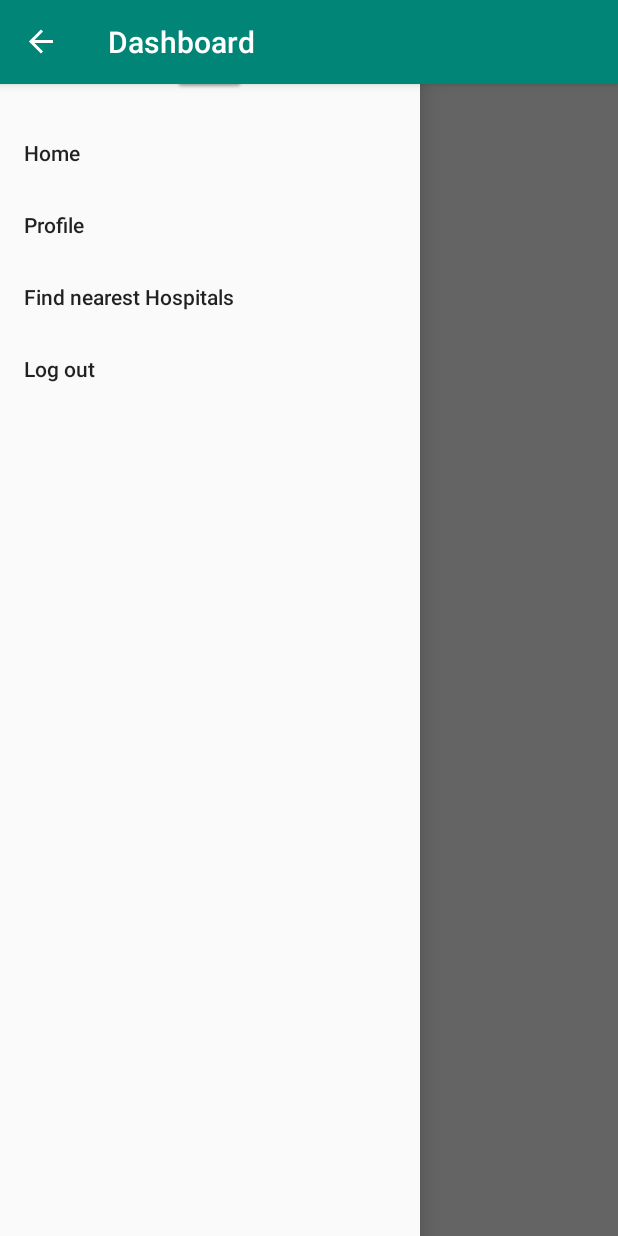
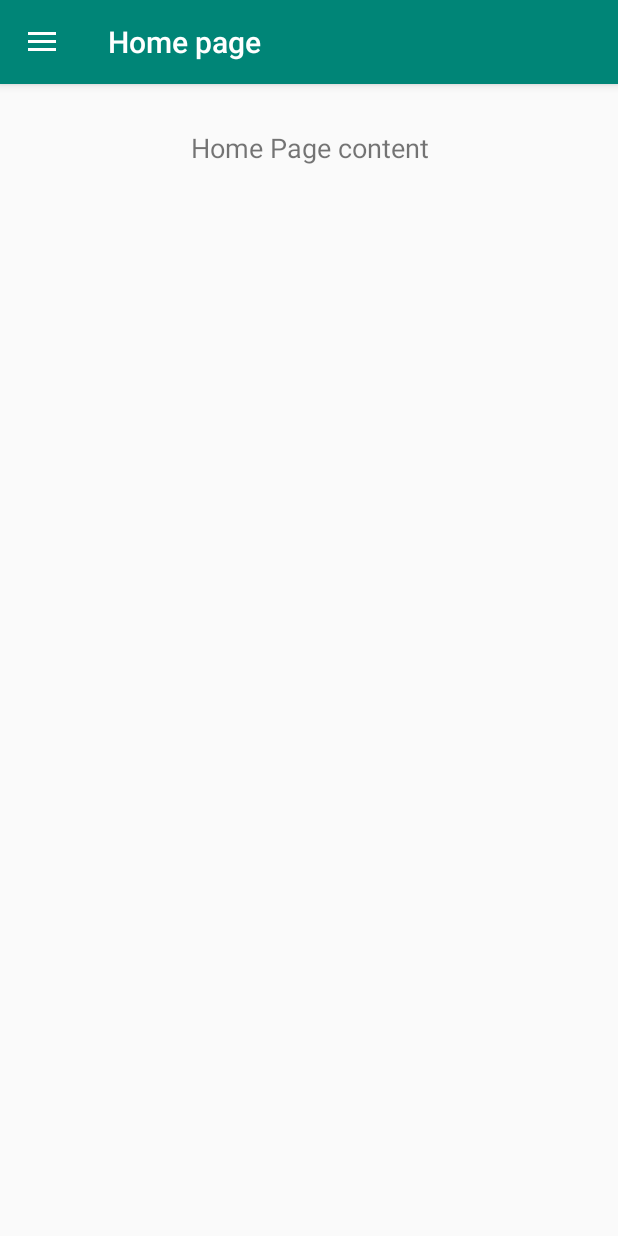
Before and after one commit to dudayakumar/Android-Academic-Course-Work, an Android app: the DashboardActivity screen opened directly, with no data from a screen before it, after a tap on "Home", on a phone screen of 412 x 824 dp. Run offline under Robolectric (Android 15) with nearby library versions, the phone set to English and light mode, and no system bars; 1 other tap on this screen came first.

Commit message:
BloodBank3 App v1.3

```diff
--- a/BloodBank3/app/src/main/java/com/example/bloodbank3/activities/DashboardActivity.java
+++ b/BloodBank3/app/src/main/java/com/example/bloodbank3/activities/DashboardActivity.java
@@ -1,15 +1,22 @@
 package com.example.bloodbank3.activities;
 
+import android.content.Intent;
 import android.os.Bundle;
 import android.support.annotation.NonNull;
 import android.support.design.widget.NavigationView;
+import android.support.v4.app.FragmentManager;
+import android.support.v4.view.GravityCompat;
 import android.support.v4.widget.DrawerLayout;
 import android.support.v7.app.ActionBarDrawerToggle;
 import android.support.v7.app.AppCompatActivity;
+import android.support.v4.app.Fragment;
+import android.support.v7.widget.Toolbar;
 import android.util.Log;
 import android.view.MenuItem;
 
 import com.example.bloodbank3.R;
+import com.example.bloodbank3.fragments.AboutUs;
+import com.example.bloodbank3.fragments.Home;
 
 public class DashboardActivity extends AppCompatActivity {
 
@@ -34,22 +41,55 @@ public class DashboardActivity extends AppCompatActivity {
         nv.setNavigationItemSelectedListener(new NavigationView.OnNavigationItemSelectedListener() {
             @Override
             public boolean onNavigationItemSelected(@NonNull MenuItem menuItem) {
+                //Uncheck previously selected menu item
+                for(int i = 0; i < nv.getMenu().size(); i++){
+                    nv.getMenu().getItem(i).setChecked(false);
+                }
+
+                //Check selected menu item
+                menuItem.setChecked(true);
+
                 int id = menuItem.getItemId();
                 switch (id)
                 {
                     case R.id.home:
                         Log.d("DashBoardActivity","*****Navigating to home page");
+                        getSupportFragmentManager().beginTransaction().replace(R.id.flContent, new Home()).commit();
+                        break;
                     case R.id.userprofile:
-                        Log.d("DashBoardActivity","*****Navigating to user profile");
+                        Log.d("DashBoardActivity","*****Navigating to user profile");                        getSupportFragmentManager().beginTransaction().replace(R.id.flContent, new AboutUs()).commit();
+                        startActivity(new Intent(getApplicationContext(), ProfileActivity.class));
+                        break;
+                    case R.id.bookAppt:
+                        Log.d("DashBoardActivity","*****Navigating to book an appointment");
+                        break;
                     case R.id.nearby_hospital:
                         Log.d("DashBoardActivity","*****Navigating to nearby hospital");
+                        break;
+                    case R.id.aboutUs:
+                        Log.d("DashBoardActivity","*****Navigating to about us");
+                        getSupportFragmentManager().beginTransaction().replace(R.id.flContent, new AboutUs()).commit();
+                        break;
+                    case R.id.contactUs:
+                        Log.d("DashBoardActivity","*****Navigating to contact us");
+                        break;
                     case R.id.logout:
                         Log.d("DashBoardActivity","*****Navigating to logout");
+                        break;
                     default:
                         return true;
                 }
+                //Closing navigation drawer after selecting a menu item
+                dl.closeDrawers();
+                return true;
             }
         });
+
+        if(savedInstanceState == null){
+            //Initially loading fragment with Home page content
+            getSupportFragmentManager().beginTransaction().replace(R.id.flContent, new Home()).commit();
+            nv.getMenu().getItem(0).setChecked(true);
+        }
     }
 
     @Override
--- /dev/null
+++ b/BloodBank3/app/src/main/java/com/example/bloodbank3/fragments/Home.java
@@ -0,0 +1,28 @@
+package com.example.bloodbank3.fragments;
+
+import android.os.Bundle;
+import android.support.annotation.NonNull;
+import android.support.annotation.Nullable;
+import android.support.v4.app.Fragment;
+import android.view.LayoutInflater;
+import android.view.View;
+import android.view.ViewGroup;
+import android.widget.TextView;
+
+import com.example.bloodbank3.R;
+
+public class Home extends Fragment {
+    private TextView textView;
+
+    @Nullable
+    @Override
+    public View onCreateView(@NonNull LayoutInflater inflater, @Nullable ViewGroup container, @Nullable Bundle savedInstanceState) {
+
+        View view = inflater.inflate(R.layout.home, container, false);
+        getActivity().setTitle("Home page");
+
+        textView = view.findViewById(R.id.homeText);
+        //Linkify.addLinks(textView, Linkify.ALL);
+        return view;
+    }
+}
--- a/BloodBank3/app/src/main/res/layout/activity_dashboard.xml
+++ b/BloodBank3/app/src/main/res/layout/activity_dashboard.xml
@@ -8,31 +8,34 @@
     tools:openDrawer="start"
     android:id="@+id/activity_dashboard">
 
-    <RelativeLayout
+    <LinearLayout
         android:layout_width="match_parent"
-        android:layout_height="match_parent">
+        android:layout_height="match_parent"
+        android:orientation="vertical">
 
-        <TextView
-            android:layout_width="wrap_content"
-            android:layout_height="wrap_content"
-            android:text="Menu"
-            android:textSize="50dp"
-            android:id="@+id/textView"
-            android:layout_marginTop="200dp"
-            android:layout_marginLeft="130dp"/>
-    </RelativeLayout>
+        <!-- The ActionBar displayed at the top -->
+        <!--<include-->
+            <!--layout="@layout/toolbar"-->
+            <!--android:layout_width="match_parent"-->
+            <!--android:layout_height="wrap_content" />-->
+
+        <!-- The main content view where fragments are loaded -->
+        <FrameLayout
+            android:id="@+id/flContent"
+            app:layout_behavior="@string/appbar_scrolling_view_behavior"
+            android:layout_width="match_parent"
+            android:layout_height="match_parent" />
+
+    </LinearLayout>
 
     <android.support.design.widget.NavigationView
         android:id="@+id/nav_view"
         android:layout_width="wrap_content"
         android:layout_height="match_parent"
         android:layout_gravity="start"
-        android:fitsSystemWindows="true"
         app:headerLayout="@layout/nav_header"
         app:menu="@menu/navigation_menu">
 
-
     </android.support.design.widget.NavigationView>
 
-
 </android.support.v4.widget.DrawerLayout>
--- /dev/null
+++ b/BloodBank3/app/src/main/res/layout/home.xml
@@ -0,0 +1,20 @@
+<?xml version="1.0" encoding="utf-8"?>
+<LinearLayout
+    xmlns:android="http://schemas.android.com/apk/res/android"
+    android:layout_width="match_parent"
+    android:layout_height="match_parent"
+    android:orientation="vertical"
+    android:layout_gravity="center">
+
+    <TextView
+        android:layout_margin="10dp"
+        android:gravity="center_horizontal"
+        android:padding="20dp"
+        android:textSize="18sp"
+        android:id="@+id/homeText"
+        android:layout_width="match_parent"
+        android:layout_height="wrap_content"
+        android:text="Home Page content"
+        android:linksClickable="true" />
+
+</LinearLayout>
--- a/BloodBank3/app/src/main/res/menu/navigation_menu.xml
+++ b/BloodBank3/app/src/main/res/menu/navigation_menu.xml
@@ -2,13 +2,23 @@
 <menu xmlns:android="http://schemas.android.com/apk/res/android">
     <item
         android:id="@+id/home"
-        android:title="@string/home" />
+        android:title="@string/home"
+        android:checked="true"/>
     <item
         android:id="@+id/userprofile"
         android:title="@string/profile" />
     <item
+        android:id="@+id/bookAppt"
+        android:title="@string/bookAppt" />
+    <item
         android:id="@+id/nearby_hospital"
         android:title="@string/find_near_hosp" />
+    <item
+        android:id="@+id/aboutUs"
+        android:title="@string/aboutUs" />
+    <item
+        android:id="@+id/contactUs"
+        android:title="@string/contactUs" />
     <item
         android:id="@+id/logout"
         android:title="@string/logout" />
--- a/BloodBank3/app/src/main/res/values/strings.xml
+++ b/BloodBank3/app/src/main/res/values/strings.xml
@@ -19,6 +19,9 @@
     <string name="mobile">Mobile No</string>
     <string name="user_address">Address</string>
     <string name="find_near_hosp">Find nearest Hospitals</string>
+    <string name="bookAppt">Book Appointment</string>
+    <string name="aboutUs">About Us</string>
+    <string name="contactUs">Contact Us</string>
 
     <string name="navigation_drawer_open">Open navigation drawer</string>
     <string name="navigation_drawer_close">Close navigation drawer</string>
--- a/BloodBank3/app/src/main/res/values/styles.xml
+++ b/BloodBank3/app/src/main/res/values/styles.xml
@@ -8,4 +8,10 @@
         <item name="colorAccent">@color/colorAccent</item>
     </style>
 
+    <!--<style name="AppTheme" parent="Theme.AppCompat.Light.NoActionBar">-->
+        <!--<item name="colorPrimary">#673AB7</item>-->
+        <!--<item name="colorPrimaryDark">#512DA8</item>-->
+        <!--<item name="colorAccent">#FF4081</item>-->
+    <!--</style>-->
+
 </resources>
```
Also changed, not shown: BloodBank3/app/src/main/java/com/example/bloodbank3/fragments/AboutUs.java (added, +29 -0 lines), BloodBank3/app/src/main/res/layout/aboutus.xml (added, +20 -0 lines), BloodBank3/app/src/main/res/layout/content_dashboard.xml (added, +24 -0 lines), BloodBank3/app/src/main/res/layout/toolbar.xml (added, +11 -0 lines), 1 other file.
